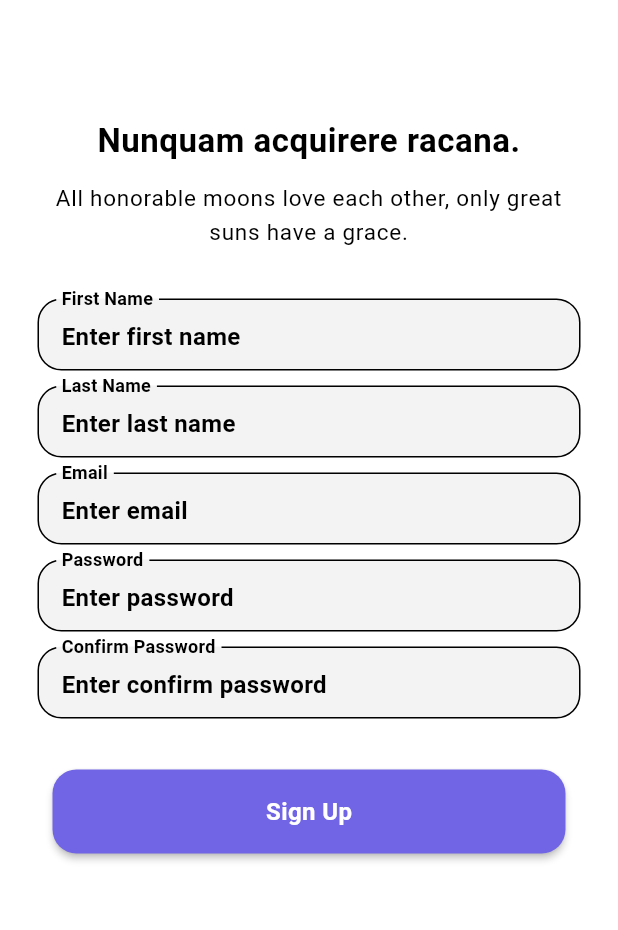
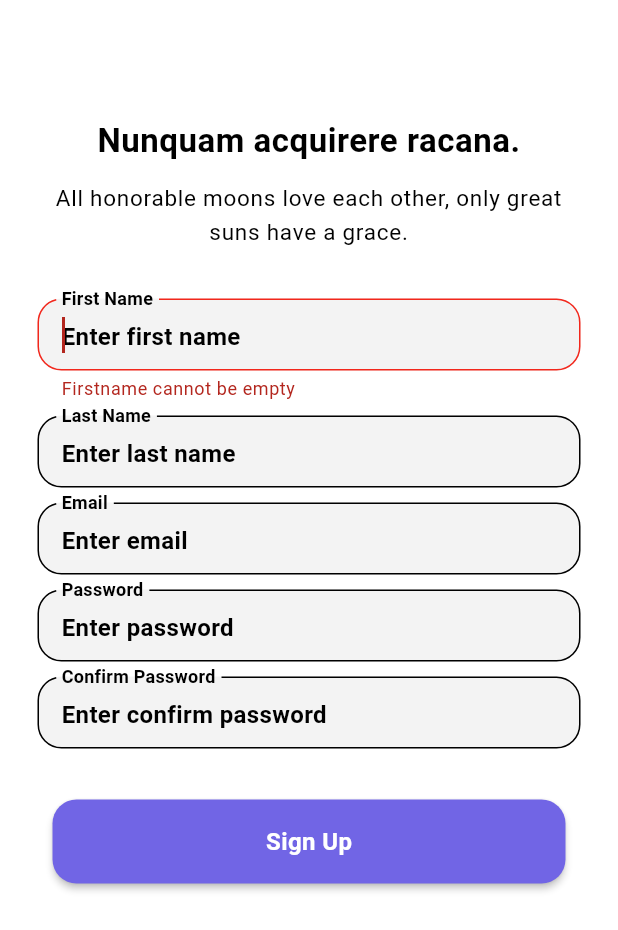
Before and after one commit to Azimdjan/new_ella_app, a Flutter app: the RegisterPage screen opened by its route, after a tap on "Sign Up", on a phone screen of 412 x 824 dp. Shown: the top 930 px of the screen. Run offline on Flutter 3.47's test engine with Material 2 defaults, Android fonts, the phone set to English and light mode, and no system bars; drawn by our look-alikes of keyboard_dismisser, modal_progress_hud_nsn; our stand-ins replace bloc, dartz, dio, equatable, flutter_bloc, flutter_native_splash and 5 more; accounts and stored records are empty.

Commit message:
register logic was fixed

```diff
--- a/lib/core/mixins/register_mixin.dart
+++ b/lib/core/mixins/register_mixin.dart
@@ -1,3 +1,4 @@
+import 'package:ella/features/auth/presentation/bloc/register_bloc/register_bloc.dart';
 import 'package:flutter/cupertino.dart';
 
 mixin RegisterMixin {
@@ -37,4 +38,25 @@ mixin RegisterMixin {
     passwordFocus.dispose();
     confirmPasswordFocus.dispose();
   }
+
+  void requestFocusNode(RegisterInputErrors? errors) {
+    switch (errors) {
+      case RegisterInputErrors.firstName:
+        firstNameFocus.requestFocus();
+        break;
+      case RegisterInputErrors.lastName:
+        lastNameFocus.requestFocus();
+        break;
+      case RegisterInputErrors.email:
+        emailFocus.requestFocus();
+        break;
+      case RegisterInputErrors.password:
+        passwordFocus.requestFocus();
+        break;
+      case RegisterInputErrors.confirmPassword:
+        confirmPasswordFocus.requestFocus();
+        break;
+      default:
+    }
+  }
 }
--- a/lib/features/auth/presentation/bloc/register_bloc/register_bloc.dart
+++ b/lib/features/auth/presentation/bloc/register_bloc/register_bloc.dart
@@ -18,7 +18,8 @@ class RegisterBloc extends Bloc<RegisterEvent, RegisterState>
     with RegisterValidation {
   final SignUp signUp;
 
-  RegisterBloc({required this.signUp}) : super(const RegisterInitial()) {
+  RegisterBloc({required this.signUp})
+      : super(const RegisterState(status: RegisterStatus.initial)) {
     on<RegisterButtonPressed>(_registerButtonPressedHandler);
   }
 
@@ -29,7 +30,7 @@ class RegisterBloc extends Bloc<RegisterEvent, RegisterState>
     final email = EmailInput.dirty(event.email.trim());
     final password = PasswordInput.dirty(event.password.trim());
     final confirmPassword = event.confirmPassword.trim();
-    emit(const RegisterLoading());
+    emit(const RegisterState(status: RegisterStatus.loading));
     Map<RegisterInputErrors, String>? errorMessage = validateRegister(
       firstName,
       lastName,
@@ -48,19 +49,21 @@ class RegisterBloc extends Bloc<RegisterEvent, RegisterState>
       final response = await signUp(Params(request));
       response.fold(
         (error) => emit(
-          RegisterError(
+          RegisterState(
+            status: RegisterStatus.error,
             message: (error is ServerFailure)
                 ? error.message
                 : Validations.INTERNET_FAILURE,
           ),
         ),
         (response) => emit(
-          const RegisterSuccess(),
+          const RegisterState(status: RegisterStatus.success),
         ),
       );
     } else {
       emit(
-        RegisterValidationError(
+        state.copyWith(
+          status: RegisterStatus.error,
           message: errorMessage.values.first,
           errors: errorMessage.keys.first,
         ),
--- a/lib/features/auth/presentation/bloc/register_bloc/register_state.dart
+++ b/lib/features/auth/presentation/bloc/register_bloc/register_state.dart
@@ -1,50 +1,25 @@
 part of 'register_bloc.dart';
 
-abstract class RegisterState extends Equatable {
-  const RegisterState();
-}
+enum RegisterStatus { initial, loading, error, success }
 
-class RegisterInitial extends RegisterState {
-  const RegisterInitial();
+class RegisterState extends Equatable {
+  final String? message;
+  final RegisterInputErrors? errors;
+  final RegisterStatus status;
+
+  const RegisterState({this.message, this.errors, required this.status});
 
   @override
-  List<Object> get props => [];
-}
+  List<Object?> get props => [status, message, errors];
 
-class RegisterLoading extends RegisterState {
-  const RegisterLoading();
-
-  @override
-  List<Object?> get props => [];
-}
-
-class RegisterValidationError extends RegisterState {
-  final String message;
-  final RegisterInputErrors errors;
-
-  const RegisterValidationError({
-    required this.message,
-    required this.errors,
-  });
-
-  @override
-  List<Object?> get props => [message];
-}
-
-class RegisterError extends RegisterState {
-  final String message;
-
-  const RegisterError({required this.message});
-
-  @override
-  List<Object?> get props => [message];
-}
-
-class RegisterSuccess extends RegisterState {
-  const RegisterSuccess();
-
-  @override
-  List<Object?> get props => [];
+  RegisterState copyWith(
+      {RegisterStatus? status, String? message, RegisterInputErrors? errors}) {
+    return RegisterState(
+      status: status ?? this.status,
+      message: message ?? this.message,
+      errors: errors ?? this.errors,
+    );
+  }
 }
 
 enum RegisterInputErrors {
--- a/lib/features/auth/presentation/pages/login/login_page.dart
+++ b/lib/features/auth/presentation/pages/login/login_page.dart
@@ -1,5 +1,4 @@
 import 'package:ella/core/mixins/login_mixin.dart';
-import 'package:ella/core/theme/colors/app_colors.dart';
 import 'package:ella/features/auth/presentation/bloc/login/login_bloc.dart';
 import 'package:ella/features/auth/presentation/pages/login/widgets/sign_up_types.dart';
 import 'package:ella/features/auth/presentation/pages/login/widgets/welcome_texts.dart';
@@ -52,6 +51,7 @@ class _LoginPageState extends State<LoginPage> with LoginMixin {
                 backgroundColor: Theme.of(context).focusColor,
               ),
             );
+            context.go(Routes.steps);
           }
         },
         builder: (context, state) {
--- a/lib/features/auth/presentation/pages/register/register_page.dart
+++ b/lib/features/auth/presentation/pages/register/register_page.dart
@@ -2,6 +2,12 @@ import 'package:ella/core/mixins/register_mixin.dart';
 import 'package:ella/core/widgets/custom_text_field.dart';
 import 'package:ella/features/auth/presentation/pages/login/widgets/welcome_texts.dart';
 import 'package:flutter/material.dart';
+import 'package:flutter_bloc/flutter_bloc.dart';
+import 'package:go_router/go_router.dart';
+import 'package:modal_progress_hud_nsn/modal_progress_hud_nsn.dart';
+
+import '../../../../../router/name_routes.dart';
+import '../../bloc/register_bloc/register_bloc.dart';
 
 class RegisterPage extends StatefulWidget {
   const RegisterPage({Key? key}) : super(key: key);
@@ -21,7 +27,29 @@ class _RegisterPageState extends State<RegisterPage> with RegisterMixin {
   Widget build(BuildContext context) {
     return Scaffold(
       appBar: AppBar(),
-      body: SafeArea(
+      body: BlocConsumer<RegisterBloc, RegisterState>(
+        listener: (context, state) {
+          if (state.errors != null) {
+            requestFocusNode(state.errors);
+          } else if (state.status == RegisterStatus.error) {
+            ScaffoldMessenger.of(context).showSnackBar(
+              SnackBar(
+                content: SizedBox(
+                  height: 56,
+                  child: Text(state.message ?? ''),
+                ),
+                backgroundColor: Theme.of(context).errorColor,
+              ),
+            );
+          } else if (state.status == RegisterStatus.success) {
+            context.go(Routes.steps);
+          }
+        },
+        builder: (context, state) {
+          return ModalProgressHUD(
+            inAsyncCall: state.status == RegisterStatus.loading,
+            opacity: 0,
+            child: SafeArea(
               child: SingleChildScrollView(
                 padding: const EdgeInsets.only(
                   left: 25,
@@ -51,7 +79,11 @@ class _RegisterPageState extends State<RegisterPage> with RegisterMixin {
                       hintText: "Enter first name",
                       nextFocusNode: lastNameFocus,
                       labelText: "First Name",
-                labelTextStyle: Theme.of(context).primaryTextTheme.bodyText2,
+                      labelTextStyle:
+                          Theme.of(context).primaryTextTheme.bodyText2,
+                      errorText: state.errors == RegisterInputErrors.firstName
+                          ? state.message
+                          : null,
                     ),
                     const SizedBox(
                       height: 10,
@@ -68,7 +100,11 @@ class _RegisterPageState extends State<RegisterPage> with RegisterMixin {
                       hintText: "Enter last name",
                       nextFocusNode: emailFocus,
                       labelText: "Last Name",
-                labelTextStyle: Theme.of(context).primaryTextTheme.bodyText2,
+                      labelTextStyle:
+                          Theme.of(context).primaryTextTheme.bodyText2,
+                      errorText: state.errors == RegisterInputErrors.lastName
+                          ? state.message
+                          : null,
                     ),
                     const SizedBox(
                       height: 10,
@@ -85,7 +121,11 @@ class _RegisterPageState extends State<RegisterPage> with RegisterMixin {
                       hintText: "Enter email",
                       nextFocusNode: passwordFocus,
                       labelText: "Email",
-                labelTextStyle: Theme.of(context).primaryTextTheme.bodyText2,
+                      labelTextStyle:
+                          Theme.of(context).primaryTextTheme.bodyText2,
+                      errorText: state.errors == RegisterInputErrors.email
+                          ? state.message
+                          : null,
                     ),
                     const SizedBox(
                       height: 10,
@@ -103,7 +143,11 @@ class _RegisterPageState extends State<RegisterPage> with RegisterMixin {
                       nextFocusNode: confirmPasswordFocus,
                       labelText: "Password",
                       obscure: true,
-                labelTextStyle: Theme.of(context).primaryTextTheme.bodyText2,
+                      labelTextStyle:
+                          Theme.of(context).primaryTextTheme.bodyText2,
+                      errorText: state.errors == RegisterInputErrors.password
+                          ? state.message
+                          : null,
                     ),
                     const SizedBox(
                       height: 10,
@@ -121,7 +165,12 @@ class _RegisterPageState extends State<RegisterPage> with RegisterMixin {
                       textInputAction: TextInputAction.done,
                       labelText: "Confirm Password",
                       obscure: true,
-                labelTextStyle: Theme.of(context).primaryTextTheme.bodyText2,
+                      labelTextStyle:
+                          Theme.of(context).primaryTextTheme.bodyText2,
+                      errorText:
+                          state.errors == RegisterInputErrors.confirmPassword
+                              ? state.message
+                              : null,
                     ),
                     const SizedBox(
                       height: 34,
@@ -131,7 +180,18 @@ class _RegisterPageState extends State<RegisterPage> with RegisterMixin {
                         horizontal: 10,
                       ),
                       child: ElevatedButton(
-                  onPressed: () {},
+                        onPressed: () {
+                          context.read<RegisterBloc>().add(
+                                RegisterButtonPressed(
+                                  firstName: firstNameController.text,
+                                  lastName: lastNameController.text,
+                                  email: emailController.text,
+                                  password: passwordController.text,
+                                  confirmPassword:
+                                      confirmPasswordController.text,
+                                ),
+                              );
+                        },
                         child: Center(
                           child: Text(
                             'Sign Up',
@@ -150,6 +210,9 @@ class _RegisterPageState extends State<RegisterPage> with RegisterMixin {
               ),
             ),
           );
+        },
+      ),
+    );
   }
 
   @override
--- /dev/null
+++ b/lib/features/steps/presentation/pages/steps_page.dart
@@ -0,0 +1,15 @@
+import 'package:flutter/material.dart';
+
+class StepsPage extends StatelessWidget {
+  const StepsPage({Key? key}) : super(key: key);
+
+  @override
+  Widget build(BuildContext context) {
+    return Scaffold(
+      appBar: AppBar(),
+      body: const Center(
+        child: Text("Steps page"),
+      ),
+    );
+  }
+}
--- a/lib/router/app_routes.dart
+++ b/lib/router/app_routes.dart
@@ -1,3 +1,4 @@
+import 'package:ella/features/steps/presentation/pages/steps_page.dart';
 import 'package:flutter/material.dart';
 import 'package:go_router/go_router.dart';
 
@@ -23,5 +24,9 @@ final GoRouter router = GoRouter(
       path: Routes.register,
       builder: (context, state) => const RegisterPage(),
     ),
+    GoRoute(
+      path: Routes.steps,
+      builder: (context, state) => const StepsPage(),
+    ),
   ],
 );
--- a/lib/router/name_routes.dart
+++ b/lib/router/name_routes.dart
@@ -3,4 +3,5 @@ class Routes {
   static const profile = '/profile';
   static const login = '/login';
   static const register = '/register';
+  static const steps = '/steps';
 }
```
Also changed, not shown: pubspec.yaml (+6 -2 lines), pubspec.lock, 2 other files. Lines whose indentation alone changed are shown as unchanged.
